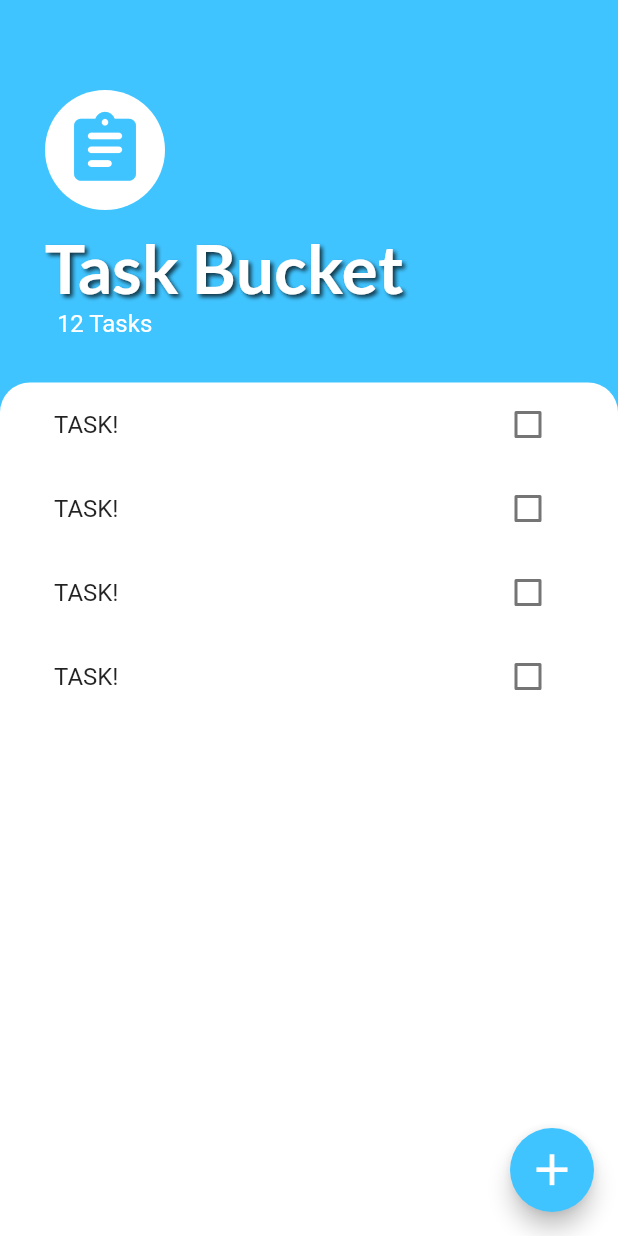
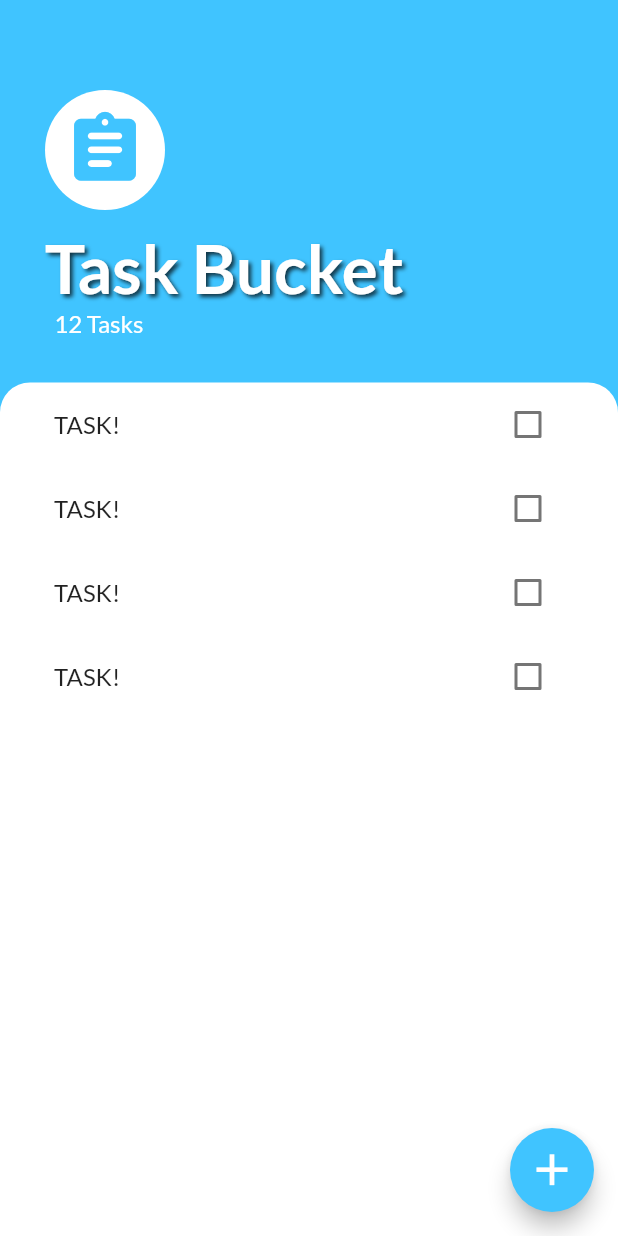
Before and after one commit to Er-Nilesh-kr/Task-Bucket, a Flutter app: the screen it shows after launch, on a phone screen of 412 x 824 dp. Run offline on Flutter 3.47's test engine with Material 2 defaults, Android fonts, the phone set to English and light mode, and no system bars; our stand-ins replace google_fonts.

Commit message:
Add Google Fonts

```diff
--- a/lib/main.dart
+++ b/lib/main.dart
@@ -1,4 +1,5 @@
 import 'package:flutter/material.dart';
+import 'package:google_fonts/google_fonts.dart';
 import 'package:task_app/screens/tasks_screen.dart';
 
 void main() {
@@ -9,6 +10,11 @@ class MyApp extends StatelessWidget {
   @override
   Widget build(BuildContext context) {
     return MaterialApp(
+      theme: ThemeData(
+        textTheme: GoogleFonts.latoTextTheme(
+          Theme.of(context).textTheme,
+        ),
+      ),
       home: TasksScreen(),
     );
   }
```
